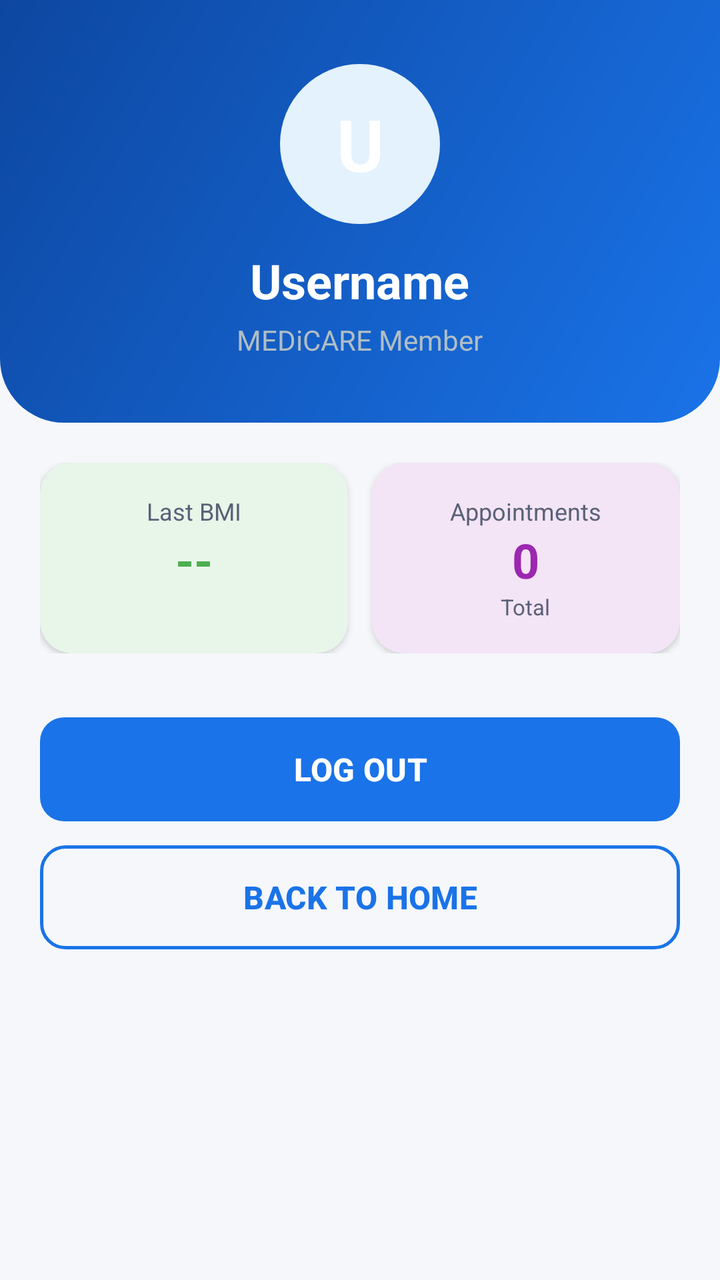
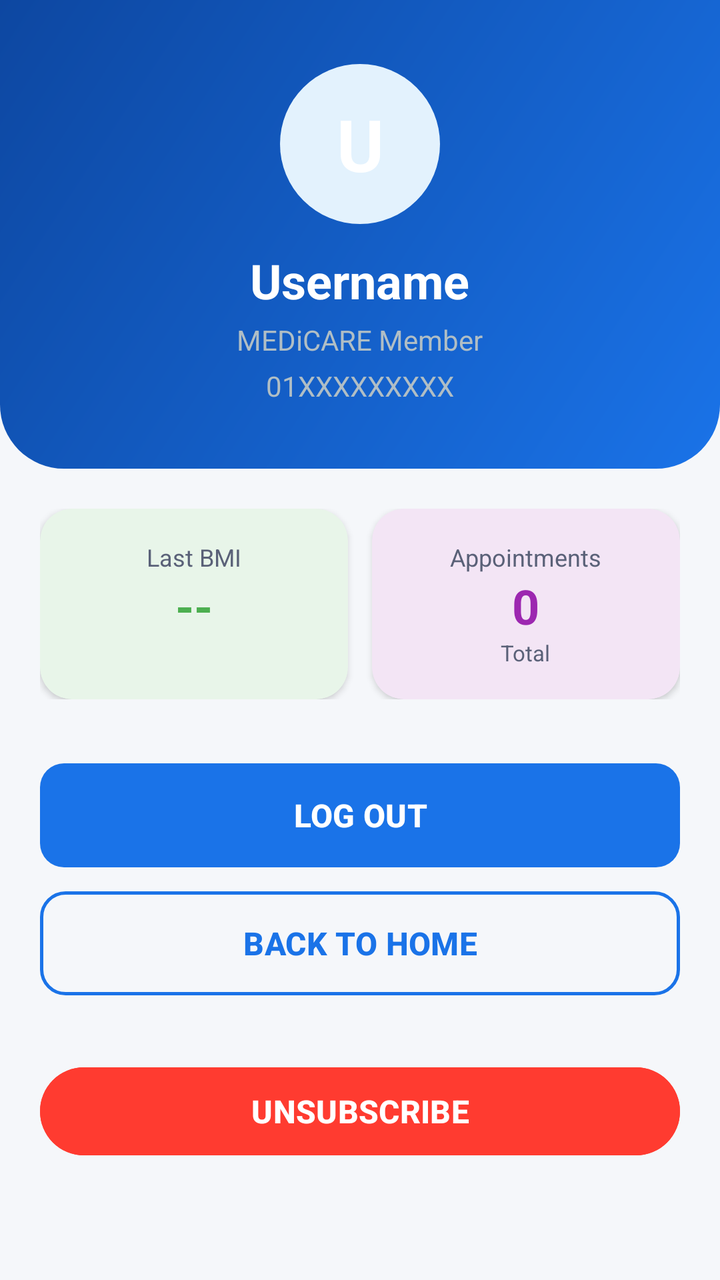

Two renders of the same Android screen: before a commit and after it. Below are the layout's source before the change and the commit's diff.
<!-- AndroidManifest.xml: application theme Theme.HealthCare -->
<!-- res/layout/activity_profile.xml -->
<?xml version="1.0" encoding="utf-8"?>
<LinearLayout
    xmlns:android="http://schemas.android.com/apk/res/android"
    xmlns:app="http://schemas.android.com/apk/res-auto"
    xmlns:tools="http://schemas.android.com/tools"
    android:layout_width="match_parent"
    android:layout_height="match_parent"
    android:background="@color/background"
    android:orientation="vertical"
    tools:context=".ProfileActivity">

    
    <LinearLayout
        android:layout_width="match_parent"
        android:layout_height="wrap_content"
        android:background="@drawable/bg_home_header"
        android:orientation="vertical"
        android:gravity="center"
        android:padding="32dp">

        
        <TextView
            android:id="@+id/profileInitial"
            android:layout_width="80dp"
            android:layout_height="80dp"
            android:text="U"
            android:textColor="#FFFFFF"
            android:textSize="36sp"
            android:textStyle="bold"
            android:gravity="center"
            android:background="@drawable/bg_icon_circle" />

        <TextView
            android:id="@+id/profileUsername"
            android:layout_width="wrap_content"
            android:layout_height="wrap_content"
            android:text="Username"
            android:textColor="#FFFFFF"
            android:textSize="24sp"
            android:textStyle="bold"
            android:layout_marginTop="12dp" />

        <TextView
            android:layout_width="wrap_content"
            android:layout_height="wrap_content"
            android:text="MEDiCARE Member"
            android:textColor="#B0BEC5"
            android:textSize="14sp"
            android:layout_marginTop="4dp" />
    </LinearLayout>

    <ScrollView
        android:layout_width="match_parent"
        android:layout_height="match_parent">

        <LinearLayout
            android:layout_width="match_parent"
            android:layout_height="wrap_content"
            android:orientation="vertical"
            android:padding="20dp">

            
            <LinearLayout
                android:layout_width="match_parent"
                android:layout_height="wrap_content"
                android:orientation="horizontal"
                android:layout_marginBottom="20dp">

                <androidx.cardview.widget.CardView
                    android:layout_width="0dp"
                    android:layout_height="wrap_content"
                    android:layout_weight="1"
                    android:layout_marginEnd="6dp"
                    app:cardCornerRadius="16dp"
                    app:cardElevation="2dp"
                    app:cardBackgroundColor="@color/card_bmi">

                    <LinearLayout
                        android:layout_width="match_parent"
                        android:layout_height="wrap_content"
                        android:orientation="vertical"
                        android:gravity="center"
                        android:padding="16dp">

                        <TextView
                            android:layout_width="wrap_content"
                            android:layout_height="wrap_content"
                            android:text="Last BMI"
                            android:textColor="@color/text_secondary"
                            android:textSize="12sp" />

                        <TextView
                            android:id="@+id/profileBMI"
                            android:layout_width="wrap_content"
                            android:layout_height="wrap_content"
                            android:text="--"
                            android:textColor="@color/card_bmi_icon"
                            android:textSize="24sp"
                            android:textStyle="bold" />

                        <TextView
                            android:id="@+id/profileBMICategory"
                            android:layout_width="wrap_content"
                            android:layout_height="wrap_content"
                            android:text=""
                            android:textColor="@color/text_secondary"
                            android:textSize="11sp" />
                    </LinearLayout>
                </androidx.cardview.widget.CardView>

                <androidx.cardview.widget.CardView
                    android:layout_width="0dp"
                    android:layout_height="wrap_content"
                    android:layout_weight="1"
                    android:layout_marginStart="6dp"
                    app:cardCornerRadius="16dp"
                    app:cardElevation="2dp"
                    app:cardBackgroundColor="@color/card_appointments">

                    <LinearLayout
                        android:layout_width="match_parent"
                        android:layout_height="wrap_content"
                        android:orientation="vertical"
                        android:gravity="center"
                        android:padding="16dp">

                        <TextView
                            android:layout_width="wrap_content"
                            android:layout_height="wrap_content"
                            android:text="Appointments"
                            android:textColor="@color/text_secondary"
                            android:textSize="12sp" />

                        <TextView
                            android:id="@+id/profileAppointments"
                            android:layout_width="wrap_content"
                            android:layout_height="wrap_content"
                            android:text="0"
                            android:textColor="@color/card_appointments_icon"
                            android:textSize="24sp"
                            android:textStyle="bold" />

                        <TextView
                            android:layout_width="wrap_content"
                            android:layout_height="wrap_content"
                            android:text="Total"
                            android:textColor="@color/text_secondary"
                            android:textSize="11sp" />
                    </LinearLayout>
                </androidx.cardview.widget.CardView>
            </LinearLayout>

            
            <Button
                android:id="@+id/btnLogout"
                android:layout_width="match_parent"
                android:layout_height="52dp"
                android:layout_marginTop="12dp"
                android:background="@drawable/bg_button_primary"
                android:text="LOG OUT"
                android:textColor="#FFFFFF"
                android:textSize="16sp"
                android:textStyle="bold" />

            <Button
                android:id="@+id/btnBackHome"
                android:layout_width="match_parent"
                android:layout_height="52dp"
                android:layout_marginTop="12dp"
                android:background="@drawable/bg_button_secondary"
                android:text="BACK TO HOME"
                android:textColor="@color/primary"
                android:textSize="16sp"
                android:textStyle="bold" />

        </LinearLayout>
    </ScrollView>
</LinearLayout>
<!-- resources referenced by this layout -->
<resources>
  <color name="background">#F5F7FA</color>
  <color name="card_appointments">#F3E5F5</color>
  <color name="card_appointments_icon">#9C27B0</color>
  <color name="card_bmi">#E8F5E9</color>
  <color name="card_bmi_icon">#4CAF50</color>
  <color name="primary">#1A73E8</color>
  <color name="text_secondary">#5A6178</color>
  <!-- drawable bg_button_primary (drawable) -->
  <?xml version="1.0" encoding="utf-8"?>
  <shape xmlns:android="http://schemas.android.com/apk/res/android"
      android:shape="rectangle">
      <gradient
          android:angle="0"
          android:startColor="#1A73E8"
          android:endColor="#0D47A1"
          android:type="linear" />
      <corners android:radius="12dp" />
  </shape>
  <!-- drawable bg_button_secondary (drawable) -->
  <?xml version="1.0" encoding="utf-8"?>
  <shape xmlns:android="http://schemas.android.com/apk/res/android"
      android:shape="rectangle">
      <solid android:color="@android:color/transparent" />
      <corners android:radius="12dp" />
      <stroke
          android:width="1.5dp"
          android:color="@color/primary" />
  </shape>
  <!-- drawable bg_home_header (drawable) -->
  <?xml version="1.0" encoding="utf-8"?>
  <shape xmlns:android="http://schemas.android.com/apk/res/android">
      <gradient
          android:angle="135"
          android:startColor="#1A73E8"
          android:endColor="#0D47A1"
          android:type="linear" />
      <corners
          android:bottomLeftRadius="32dp"
          android:bottomRightRadius="32dp" />
  </shape>
  <!-- drawable bg_icon_circle (drawable) -->
  <?xml version="1.0" encoding="utf-8"?>
  <shape xmlns:android="http://schemas.android.com/apk/res/android"
      android:shape="oval">
      <solid android:color="#E3F2FD" />
      <size android:width="56dp" android:height="56dp" />
  </shape>
  <style name="Theme.HealthCare" parent="Base.Theme.HealthCare" />
  <style name="Base.Theme.HealthCare" parent="Theme.Material3.DayNight.NoActionBar">
          
          <item name="colorPrimary">@color/primary</item>
          <item name="colorPrimaryVariant">@color/primary_dark</item>
          <item name="colorOnPrimary">@color/text_on_primary</item>
          
          <item name="colorSecondary">@color/secondary</item>
          <item name="colorSecondaryVariant">@color/secondary_dark</item>
          <item name="colorOnSecondary">@color/text_on_primary</item>
          
          <item name="android:colorBackground">@color/background</item>
          <item name="colorSurface">@color/surface</item>
          
          <item name="android:statusBarColor">@color/primary_dark</item>
          <item name="android:navigationBarColor">@color/primary_dark</item>
          
          <item name="colorError">@color/error</item>
      </style>
  <color name="primary_dark">#0D47A1</color>
  <color name="text_on_primary">#FFFFFF</color>
  <color name="secondary">#00BFA5</color>
  <color name="secondary_dark">#00897B</color>
  <color name="surface">#FFFFFF</color>
  <color name="error">#E53935</color>
</resources>

<!-- the commit's change to res/layout/activity_profile.xml (unified diff, before → after) -->
@@ -44,6 +44,15 @@
             android:layout_width="wrap_content"
             android:layout_height="wrap_content"
             android:text="MEDiCARE Member"
+            android:textColor="#B0BEC5"
+            android:textSize="14sp"
+            android:layout_marginTop="4dp" />
+
+        <TextView
+            android:id="@+id/profilePhone"
+            android:layout_width="wrap_content"
+            android:layout_height="wrap_content"
+            android:text="01XXXXXXXXX"
             android:textColor="#B0BEC5"
             android:textSize="14sp"
             android:layout_marginTop="4dp" />
@@ -173,6 +182,17 @@
                 android:textSize="16sp"
                 android:textStyle="bold" />
 
+            <Button
+                android:id="@+id/btnUnsubscribe"
+                android:layout_width="match_parent"
+                android:layout_height="52dp"
+                android:layout_marginTop="32dp"
+                android:backgroundTint="#FF3B30"
+                android:text="UNSUBSCRIBE"
+                android:textColor="#FFFFFF"
+                android:textSize="16sp"
+                android:textStyle="bold" />
+
         </LinearLayout>
     </ScrollView>
 </LinearLayout>
